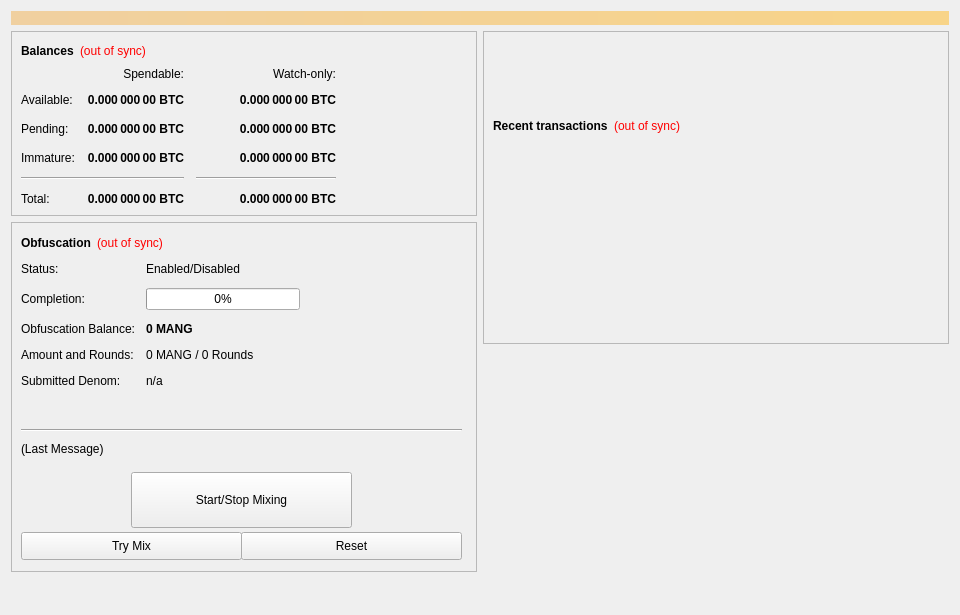
Old version of the form src/qt/forms/overviewpage.ui in the repository ZsuDev/Mangaka-Core.
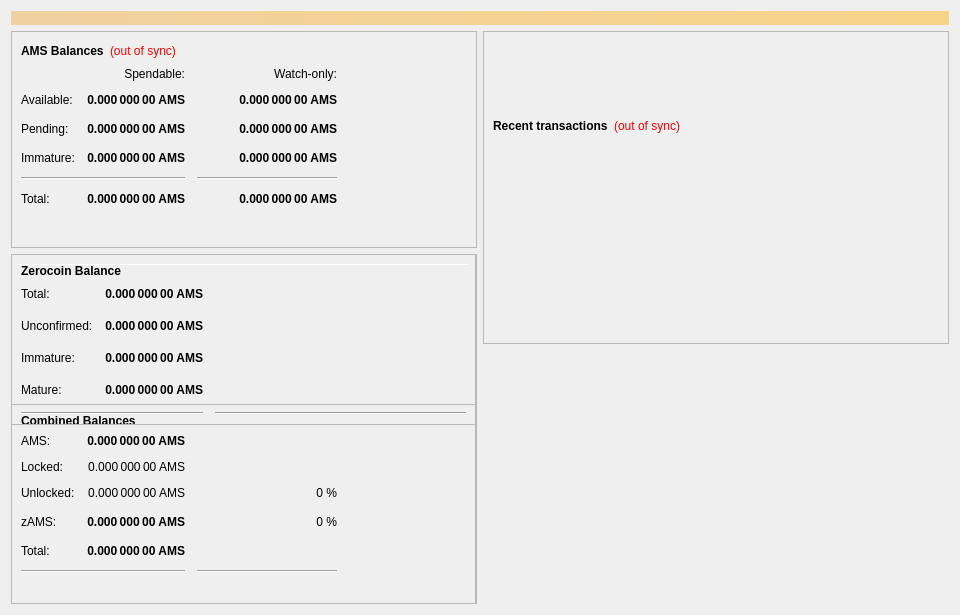
New version of the form.

Diff of the .ui file:
```diff
--- a/src/qt/forms/overviewpage.ui
+++ b/src/qt/forms/overviewpage.ui
@@ -60,7 +60,7 @@
                </font>
               </property>
               <property name="text">
-               <string>Balances</string>
+               <string>AMS Balances</string>
               </property>
              </widget>
             </item>
@@ -118,7 +118,7 @@
                <string>Unconfirmed transactions to watch-only addresses</string>
               </property>
               <property name="text">
-               <string notr="true">0.000 000 00 BTC</string>
+               <string notr="true">0.000 000 00 AMS</string>
               </property>
               <property name="alignment">
                <set>Qt::AlignRight|Qt::AlignTrailing|Qt::AlignVCenter</set>
@@ -143,7 +143,7 @@
                <string>Total of transactions that have yet to be confirmed, and do not yet count toward the spendable balance</string>
               </property>
               <property name="text">
-               <string notr="true">0.000 000 00 BTC</string>
+               <string notr="true">0.000 000 00 AMS</string>
               </property>
               <property name="alignment">
                <set>Qt::AlignRight|Qt::AlignTrailing|Qt::AlignVCenter</set>
@@ -168,7 +168,7 @@
                <string>Staked or masternode rewards in watch-only addresses that has not yet matured</string>
               </property>
               <property name="text">
-               <string notr="true">0.000 000 00 BTC</string>
+               <string notr="true">0.000 000 00 AMS</string>
               </property>
               <property name="alignment">
                <set>Qt::AlignRight|Qt::AlignTrailing|Qt::AlignVCenter</set>
@@ -226,7 +226,7 @@
                <string>Staked or masternode rewards that has not yet matured</string>
               </property>
               <property name="text">
-               <string notr="true">0.000 000 00 BTC</string>
+               <string notr="true">0.000 000 00 AMS</string>
               </property>
               <property name="alignment">
                <set>Qt::AlignRight|Qt::AlignTrailing|Qt::AlignVCenter</set>
@@ -271,7 +271,7 @@
                <string>Your current total balance</string>
               </property>
               <property name="text">
-               <string notr="true">0.000 000 00 BTC</string>
+               <string notr="true">0.000 000 00 AMS</string>
               </property>
               <property name="alignment">
                <set>Qt::AlignRight|Qt::AlignTrailing|Qt::AlignVCenter</set>
@@ -296,7 +296,7 @@
                <string>Current total balance in watch-only addresses</string>
               </property>
               <property name="text">
-               <string notr="true">0.000 000 00 BTC</string>
+               <string notr="true">0.000 000 00 AMS</string>
               </property>
               <property name="alignment">
                <set>Qt::AlignRight|Qt::AlignTrailing|Qt::AlignVCenter</set>
@@ -338,7 +338,7 @@
                <string>Your current spendable balance</string>
               </property>
               <property name="text">
-               <string notr="true">0.000 000 00 BTC</string>
+               <string notr="true">0.000 000 00 AMS</string>
               </property>
               <property name="alignment">
                <set>Qt::AlignRight|Qt::AlignTrailing|Qt::AlignVCenter</set>
@@ -363,7 +363,7 @@
                <string>Your current balance in watch-only addresses</string>
               </property>
               <property name="text">
-               <string notr="true">0.000 000 00 BTC</string>
+               <string notr="true">0.000 000 00 AMS</string>
               </property>
               <property name="alignment">
                <set>Qt::AlignRight|Qt::AlignTrailing|Qt::AlignVCenter</set>
@@ -392,6 +392,19 @@
             </item>
            </layout>
           </item>
+          <item>
+           <spacer name="verticalSpacer_4">
+            <property name="orientation">
+             <enum>Qt::Vertical</enum>
+            </property>
+            <property name="sizeHint" stdset="0">
+             <size>
+              <width>20</width>
+              <height>40</height>
+             </size>
+            </property>
+           </spacer>
+          </item>
          </layout>
         </widget>
        </item>
@@ -412,112 +425,6 @@
          <property name="frameShadow">
           <enum>QFrame::Raised</enum>
          </property>
-         <widget class="QWidget" name="formLayoutWidget">
-          <property name="geometry">
-           <rect>
-            <x>10</x>
-            <y>40</y>
-            <width>451</width>
-            <height>161</height>
-           </rect>
-          </property>
-          <layout class="QFormLayout" name="formLayout">
-           <property name="fieldGrowthPolicy">
-            <enum>QFormLayout::AllNonFixedFieldsGrow</enum>
-           </property>
-           <property name="horizontalSpacing">
-            <number>11</number>
-           </property>
-           <property name="verticalSpacing">
-            <number>12</number>
-           </property>
-           <item row="0" column="0">
-            <widget class="QLabel" name="label_6">
-             <property name="text">
-              <string>Status:</string>
-             </property>
-            </widget>
-           </item>
-           <item row="1" column="0">
-            <widget class="QLabel" name="label_7">
-             <property name="text">
-              <string>Completion:</string>
-             </property>
-            </widget>
-           </item>
-           <item row="1" column="1">
-            <widget class="QProgressBar" name="obfuscationProgress">
-             <property name="maximumSize">
-              <size>
-               <width>154</width>
-               <height>16777215</height>
-              </size>
-             </property>
-             <property name="value">
-              <number>0</number>
-             </property>
-            </widget>
-           </item>
-           <item row="2" column="0">
-            <widget class="QLabel" name="labelAnonymizedText">
-             <property name="text">
-              <string>Obfuscation Balance:</string>
-             </property>
-            </widget>
-           </item>
-           <item row="2" column="1">
-            <widget class="QLabel" name="labelAnonymized">
-             <property name="font">
-              <font>
-               <weight>75</weight>
-               <bold>true</bold>
-              </font>
-             </property>
-             <property name="text">
-              <string notr="true">0 MANG</string>
-             </property>
-            </widget>
-           </item>
-           <item row="3" column="0">
-            <widget class="QLabel" name="label_8">
-             <property name="text">
-              <string>Amount and Rounds:</string>
-             </property>
-            </widget>
-           </item>
-           <item row="3" column="1">
-            <widget class="QLabel" name="labelAmountRounds">
-             <property name="text">
-              <string>0 MANG / 0 Rounds</string>
-             </property>
-            </widget>
-           </item>
-           <item row="4" column="0">
-            <widget class="QLabel" name="label_9">
-             <property name="text">
-              <string>Submitted Denom:</string>
-             </property>
-            </widget>
-           </item>
-           <item row="4" column="1">
-            <widget class="QLabel" name="labelSubmittedDenom">
-             <property name="toolTip">
-              <string>The denominations you submitted to the Masternode.&lt;br&gt;To mix, other users must submit the exact same denominations.</string>
-             </property>
-             <property name="text">
-              <string>n/a</string>
-             </property>
-            </widget>
-           </item>
-           <item row="0" column="1">
-            <widget class="QLabel" name="obfuscationEnabled">
-             <property name="text">
-              <string>Enabled/Disabled</string>
-             </property>
-            </widget>
-           </item>
-          </layout>
-         </widget>
          <widget class="QPushButton" name="runAutoDenom">
           <property name="geometry">
            <rect>
@@ -955,179 +862,557 @@
            <bool>true</bool>
           </property>
          </widget>
-         <widget class="QPushButton" name="toggleObfuscation">
+         <widget class="Line" name="line">
           <property name="geometry">
            <rect>
-            <x>120</x>
-            <y>250</y>
-            <width>221</width>
-            <height>56</height>
-           </rect>
-          </property>
-          <property name="sizePolicy">
-           <sizepolicy hsizetype="MinimumExpanding" vsizetype="Fixed">
-            <horstretch>0</horstretch>
-            <verstretch>0</verstretch>
-           </sizepolicy>
-          </property>
-          <property name="text">
-           <string>Start/Stop Mixing</string>
-          </property>
-         </widget>
-         <widget class="Line" name="lineLastMessage">
-          <property name="geometry">
-           <rect>
-            <x>10</x>
-            <y>200</y>
-            <width>441</width>
-            <height>16</height>
+            <x>7</x>
+            <y>10</y>
+            <width>451</width>
+            <height>1</height>
            </rect>
           </property>
           <property name="orientation">
            <enum>Qt::Horizontal</enum>
           </property>
          </widget>
-         <widget class="QLabel" name="obfuscationStatus">
+         <widget class="QFrame" name="frame_3">
           <property name="geometry">
            <rect>
-            <x>10</x>
-            <y>220</y>
-            <width>451</width>
-            <height>61</height>
+            <x>0</x>
+            <y>150</y>
+            <width>465</width>
+            <height>201</height>
            </rect>
           </property>
-          <property name="minimumSize">
-           <size>
-            <width>288</width>
-            <height>43</height>
-           </size>
+          <property name="frameShape">
+           <enum>QFrame::StyledPanel</enum>
           </property>
-          <property name="text">
-           <string>(Last Message)</string>
+          <property name="frameShadow">
+           <enum>QFrame::Raised</enum>
           </property>
-          <property name="alignment">
-           <set>Qt::AlignLeading|Qt::AlignLeft|Qt::AlignTop</set>
-          </property>
-          <property name="wordWrap">
-           <bool>true</bool>
-          </property>
-         </widget>
-         <widget class="QPushButton" name="obfuscationAuto">
-          <property name="geometry">
-           <rect>
-            <x>10</x>
-            <y>310</y>
-            <width>221</width>
-            <height>28</height>
-           </rect>
-          </property>
-          <property name="sizePolicy">
-           <sizepolicy hsizetype="MinimumExpanding" vsizetype="Fixed">
-            <horstretch>0</horstretch>
-            <verstretch>0</verstretch>
-           </sizepolicy>
-          </property>
-          <property name="toolTip">
-           <string>Try to manually submit a Obfuscation request.</string>
-          </property>
-          <property name="text">
-           <string>Try Mix</string>
-          </property>
-         </widget>
-         <widget class="QPushButton" name="obfuscationReset">
-          <property name="geometry">
-           <rect>
-            <x>230</x>
-            <y>310</y>
-            <width>221</width>
-            <height>28</height>
-           </rect>
-          </property>
-          <property name="sizePolicy">
-           <sizepolicy hsizetype="MinimumExpanding" vsizetype="Fixed">
-            <horstretch>0</horstretch>
-            <verstretch>0</verstretch>
-           </sizepolicy>
-          </property>
-          <property name="toolTip">
-           <string>Reset the current status of Obfuscation (can interrupt Obfuscation if it's in the process of Mixing, which can cost you money!)</string>
-          </property>
-          <property name="autoFillBackground">
-           <bool>false</bool>
-          </property>
-          <property name="text">
-           <string>Reset</string>
-          </property>
-         </widget>
-         <widget class="QWidget" name="layoutWidget">
-          <property name="geometry">
-           <rect>
-            <x>10</x>
-            <y>10</y>
-            <width>431</width>
-            <height>22</height>
-           </rect>
-          </property>
-          <layout class="QHBoxLayout" name="horizontalLayout_5">
+          <layout class="QVBoxLayout" name="verticalLayout_5">
            <item>
-            <widget class="QLabel" name="label_2">
-             <property name="font">
-              <font>
-               <weight>75</weight>
-               <bold>true</bold>
-              </font>
-             </property>
-             <property name="text">
-              <string>Obfuscation</string>
-             </property>
-            </widget>
+            <layout class="QHBoxLayout" name="horizontalLayout_5" stretch="0">
+             <item>
+              <widget class="QLabel" name="label_5z">
+               <property name="maximumSize">
+                <size>
+                 <width>16777215</width>
+                 <height>20</height>
+                </size>
+               </property>
+               <property name="font">
+                <font>
+                 <weight>75</weight>
+                 <bold>true</bold>
+                </font>
+               </property>
+               <property name="toolTip">
+                <string>Combined Balances (including unconfirmed and immature coins)</string>
+               </property>
+               <property name="text">
+                <string>&lt;html&gt;&lt;head/&gt;&lt;body&gt;&lt;p&gt;Combined Balances&lt;/p&gt;&lt;/body&gt;&lt;/html&gt;</string>
+               </property>
+              </widget>
+             </item>
+            </layout>
            </item>
            <item>
-            <widget class="QLabel" name="labelObfuscationSyncStatus">
-             <property name="toolTip">
-              <string>The displayed information may be out of date. Your wallet automatically synchronizes with the Mangaka network after a connection is established, but this process has not completed yet.</string>
+            <layout class="QGridLayout" name="gridLayout_3">
+             <property name="spacing">
+              <number>12</number>
              </property>
-             <property name="styleSheet">
-              <string notr="true">QLabel { color: red; }</string>
-             </property>
-             <property name="text">
-              <string notr="true">(out of sync)</string>
-             </property>
-             <property name="alignment">
-              <set>Qt::AlignLeading|Qt::AlignLeft|Qt::AlignVCenter</set>
-             </property>
-            </widget>
+             <item row="7" column="0" colspan="2">
+              <widget class="Line" name="lineSpendableBalance_3">
+               <property name="orientation">
+                <enum>Qt::Horizontal</enum>
+               </property>
+              </widget>
+             </item>
+             <item row="7" column="2">
+              <widget class="Line" name="lineWatchBalance_3">
+               <property name="sizePolicy">
+                <sizepolicy hsizetype="Preferred" vsizetype="Fixed">
+                 <horstretch>0</horstretch>
+                 <verstretch>0</verstretch>
+                </sizepolicy>
+               </property>
+               <property name="minimumSize">
+                <size>
+                 <width>140</width>
+                 <height>0</height>
+                </size>
+               </property>
+               <property name="orientation">
+                <enum>Qt::Horizontal</enum>
+               </property>
+              </widget>
+             </item>
+             <item row="4" column="1">
+              <widget class="QLabel" name="labelzBalancez">
+               <property name="font">
+                <font>
+                 <weight>75</weight>
+                 <bold>true</bold>
+                </font>
+               </property>
+               <property name="cursor">
+                <cursorShape>IBeamCursor</cursorShape>
+               </property>
+               <property name="toolTip">
+                <string>Total of transactions that have yet to be confirmed, and do not yet count toward the spendable balance</string>
+               </property>
+               <property name="text">
+                <string notr="true">0.000 000 00 AMS</string>
+               </property>
+               <property name="alignment">
+                <set>Qt::AlignRight|Qt::AlignTrailing|Qt::AlignVCenter</set>
+               </property>
+               <property name="textInteractionFlags">
+                <set>Qt::LinksAccessibleByMouse|Qt::TextSelectableByKeyboard|Qt::TextSelectableByMouse</set>
+               </property>
+              </widget>
+             </item>
+             <item row="6" column="1">
+              <widget class="QLabel" name="labelTotalz">
+               <property name="font">
+                <font>
+                 <weight>75</weight>
+                 <bold>true</bold>
+                </font>
+               </property>
+               <property name="cursor">
+                <cursorShape>IBeamCursor</cursorShape>
+               </property>
+               <property name="toolTip">
+                <string>Total Balance, including unconfirmed and immature coins.</string>
+               </property>
+               <property name="text">
+                <string notr="true">0.000 000 00 AMS</string>
+               </property>
+               <property name="alignment">
+                <set>Qt::AlignRight|Qt::AlignTrailing|Qt::AlignVCenter</set>
+               </property>
+               <property name="textInteractionFlags">
+                <set>Qt::LinksAccessibleByMouse|Qt::TextSelectableByKeyboard|Qt::TextSelectableByMouse</set>
+               </property>
+              </widget>
+             </item>
+             <item row="4" column="3">
+              <spacer name="horizontalSpacer_6">
+               <property name="orientation">
+                <enum>Qt::Horizontal</enum>
+               </property>
+               <property name="sizeHint" stdset="0">
+                <size>
+                 <width>40</width>
+                 <height>20</height>
+                </size>
+               </property>
+              </spacer>
+             </item>
+             <item row="6" column="0">
+              <widget class="QLabel" name="labelTotalTextz">
+               <property name="text">
+                <string>Total:</string>
+               </property>
+              </widget>
+             </item>
+             <item row="1" column="0">
+              <widget class="QLabel" name="labelBalanceTextz">
+               <property name="text">
+                <string>AMS:</string>
+               </property>
+              </widget>
+             </item>
+             <item row="1" column="1">
+              <widget class="QLabel" name="labelBalancez">
+               <property name="font">
+                <font>
+                 <weight>75</weight>
+                 <bold>true</bold>
+                </font>
+               </property>
+               <property name="cursor">
+                <cursorShape>IBeamCursor</cursorShape>
+               </property>
+               <property name="toolTip">
+                <string>Your current spendable balance</string>
+               </property>
+               <property name="text">
+                <string notr="true">0.000 000 00 AMS</string>
+               </property>
+               <property name="alignment">
+                <set>Qt::AlignRight|Qt::AlignTrailing|Qt::AlignVCenter</set>
+               </property>
+               <property name="textInteractionFlags">
+                <set>Qt::LinksAccessibleByMouse|Qt::TextSelectableByKeyboard|Qt::TextSelectableByMouse</set>
+               </property>
+              </widget>
+             </item>
+             <item row="4" column="0">
+              <widget class="QLabel" name="labelzBalanceTextz">
+               <property name="toolTip">
+                <string/>
+               </property>
+               <property name="text">
+                <string>zAMS:</string>
+               </property>
+              </widget>
+             </item>
+             <item row="4" column="2">
+              <widget class="QLabel" name="labelzAMSPercent">
+               <property name="toolTip">
+                <string>Current percentage of zAMS.
+If AutoMint is enabled this percentage will settle around the configured AutoMint percentage (default = 10%)</string>
+               </property>
+               <property name="text">
+                <string>0 %</string>
+               </property>
+               <property name="alignment">
+                <set>Qt::AlignRight|Qt::AlignTrailing|Qt::AlignVCenter</set>
+               </property>
+              </widget>
+             </item>
+             <item row="6" column="2">
+              <widget class="QLabel" name="label100Percent">
+               <property name="text">
+                <string/>
+               </property>
+               <property name="alignment">
+                <set>Qt::AlignRight|Qt::AlignTrailing|Qt::AlignVCenter</set>
+               </property>
+              </widget>
+             </item>
+             <item row="2" column="1">
+              <widget class="QLabel" name="labelLockedBalance">
+               <property name="toolTip">
+                <string>Locked AMS or Masternode collaterals. These are excluded from zAMS minting.</string>
+               </property>
+               <property name="text">
+                <string>0.000 000 00 AMS</string>
+               </property>
+               <property name="alignment">
+                <set>Qt::AlignRight|Qt::AlignTrailing|Qt::AlignVCenter</set>
+               </property>
+              </widget>
+             </item>
+             <item row="2" column="0">
+              <widget class="QLabel" name="labelLockedBalanceText">
+               <property name="toolTip">
+                <string>Locked AMS or Masternode collaterals. These are excluded from zAMS minting.</string>
+               </property>
+               <property name="text">
+                <string>Locked:</string>
+               </property>
+              </widget>
+             </item>
+             <item row="3" column="0">
+              <widget class="QLabel" name="labelUnLockedBalanceText">
+               <property name="toolTip">
+                <string>Unlocked AMSs. These can be used for zAMS minting.</string>
+               </property>
+               <property name="text">
+                <string>Unlocked:</string>
+               </property>
+              </widget>
+             </item>
+             <item row="3" column="1">
+              <widget class="QLabel" name="labelUnLockedBalance">
+               <property name="toolTip">
+                <string>Unlocked AMSs. These can be used for zAMS minting.</string>
+               </property>
+               <property name="text">
+                <string>0.000 000 00 AMS</string>
+               </property>
+               <property name="alignment">
+                <set>Qt::AlignRight|Qt::AlignTrailing|Qt::AlignVCenter</set>
+               </property>
+              </widget>
+             </item>
+             <item row="3" column="2">
+              <widget class="QLabel" name="labelAMSPercent">
+               <property name="text">
+                <string>0 %</string>
+               </property>
+               <property name="alignment">
+                <set>Qt::AlignRight|Qt::AlignTrailing|Qt::AlignVCenter</set>
+               </property>
+              </widget>
+             </item>
+            </layout>
            </item>
            <item>
-            <spacer name="horizontalSpacer_4">
+            <spacer name="verticalSpacer">
              <property name="orientation">
-              <enum>Qt::Horizontal</enum>
+              <enum>Qt::Vertical</enum>
              </property>
              <property name="sizeHint" stdset="0">
               <size>
-               <width>40</width>
-               <height>20</height>
+               <width>20</width>
+               <height>40</height>
               </size>
              </property>
             </spacer>
            </item>
           </layout>
          </widget>
+         <widget class="QFrame" name="frame_4">
+          <property name="geometry">
+           <rect>
+            <x>0</x>
+            <y>0</y>
+            <width>465</width>
+            <height>171</height>
+           </rect>
+          </property>
+          <property name="frameShape">
+           <enum>QFrame::StyledPanel</enum>
+          </property>
+          <property name="frameShadow">
+           <enum>QFrame::Raised</enum>
+          </property>
+          <layout class="QVBoxLayout" name="verticalLayout_7">
+           <item>
+            <layout class="QHBoxLayout" name="horizontalLayout_8" stretch="0">
+             <item>
+              <widget class="QLabel" name="label_5z_3">
+               <property name="maximumSize">
+                <size>
+                 <width>16777215</width>
+                 <height>20</height>
+                </size>
+               </property>
+               <property name="font">
+                <font>
+                 <weight>75</weight>
+                 <bold>true</bold>
+                </font>
+               </property>
+               <property name="text">
+                <string>Zerocoin Balance</string>
+               </property>
+              </widget>
+             </item>
+            </layout>
+           </item>
+           <item>
+            <layout class="QGridLayout" name="gridLayout_5">
+             <property name="spacing">
+              <number>12</number>
+             </property>
+             <item row="4" column="0">
+              <widget class="QLabel" name="labelzBalanceMatureText">
+               <property name="toolTip">
+                <string>Mature: more than 20 confirmation and more than 3 mints of the same denomination after it was minted.
+These zAMS are spendable.</string>
+               </property>
+               <property name="text">
+                <string>Mature:</string>
+               </property>
+              </widget>
+             </item>
+             <item row="5" column="0" colspan="2">
+              <widget class="Line" name="lineSpendableBalance_5">
+               <property name="orientation">
+                <enum>Qt::Horizontal</enum>
+               </property>
+              </widget>
+             </item>
+             <item row="1" column="1">
+              <widget class="QLabel" name="labelzBalance">
+               <property name="font">
+                <font>
+                 <weight>75</weight>
+                 <bold>true</bold>
+                </font>
+               </property>
+               <property name="cursor">
+                <cursorShape>IBeamCursor</cursorShape>
+               </property>
+               <property name="toolTip">
+                <string>All available zAMS, unconfirmed and immature zAMS included.</string>
+               </property>
+               <property name="text">
+                <string notr="true">0.000 000 00 AMS</string>
+               </property>
+               <property name="alignment">
+                <set>Qt::AlignRight|Qt::AlignTrailing|Qt::AlignVCenter</set>
+               </property>
+               <property name="textInteractionFlags">
+                <set>Qt::LinksAccessibleByMouse|Qt::TextSelectableByKeyboard|Qt::TextSelectableByMouse</set>
+               </property>
+              </widget>
+             </item>
+             <item row="5" column="2">
+              <widget class="Line" name="lineWatchBalance_5">
+               <property name="sizePolicy">
+                <sizepolicy hsizetype="Preferred" vsizetype="Fixed">
+                 <horstretch>0</horstretch>
+                 <verstretch>0</verstretch>
+                </sizepolicy>
+               </property>
+               <property name="minimumSize">
+                <size>
+                 <width>140</width>
+                 <height>0</height>
+                </size>
+               </property>
+               <property name="orientation">
+                <enum>Qt::Horizontal</enum>
+               </property>
+              </widget>
+             </item>
+             <item row="1" column="0">
+              <widget class="QLabel" name="labelzBalanceText">
+               <property name="toolTip">
+                <string>All available zAMS, unconfirmed and immature zAMS included.</string>
+               </property>
+               <property name="text">
+                <string>Total:</string>
+               </property>
+              </widget>
+             </item>
+             <item row="1" column="2">
+              <spacer name="horizontalSpacer_8">
+               <property name="orientation">
+                <enum>Qt::Horizontal</enum>
+               </property>
+               <property name="sizeHint" stdset="0">
+                <size>
+                 <width>40</width>
+                 <height>20</height>
+                </size>
+               </property>
+              </spacer>
+             </item>
+             <item row="4" column="2">
+              <spacer name="horizontalSpacer_4">
+               <property name="orientation">
+                <enum>Qt::Horizontal</enum>
+               </property>
+               <property name="sizeHint" stdset="0">
+                <size>
+                 <width>40</width>
+                 <height>20</height>
+                </size>
+               </property>
+              </spacer>
+             </item>
+             <item row="4" column="1">
+              <widget class="QLabel" name="labelzBalanceMature">
+               <property name="font">
+                <font>
+                 <weight>75</weight>
+                 <bold>true</bold>
+                </font>
+               </property>
+               <property name="toolTip">
+                <string>Mature: more than 20 confirmation and more than 3 mints of the same denomination after it was minted.
+These zAMS are spendable.</string>
+               </property>
+               <property name="text">
+                <string>0.000 000 00 AMS</string>
+               </property>
+               <property name="alignment">
+                <set>Qt::AlignRight|Qt::AlignTrailing|Qt::AlignVCenter</set>
+               </property>
+              </widget>
+             </item>
+             <item row="2" column="0">
+              <widget class="QLabel" name="labelzBalanceUnconfirmedText">
+               <property name="toolTip">
+                <string>Unconfirmed: less than 20 confirmations
+Immature: confirmed, but less than 3 mints of the same denomination after it was minted</string>
+               </property>
+               <property name="text">
+                <string>Unconfirmed:</string>
+               </property>
+              </widget>
+             </item>
+             <item row="2" column="1">
+              <widget class="QLabel" name="labelzBalanceUnconfirmed">
+               <property name="font">
+                <font>
+                 <weight>75</weight>
+                 <bold>true</bold>
+                </font>
+               </property>
+               <property name="toolTip">
+                <string>Unconfirmed: less than 20 confirmations
+Immature: confirmed, but less than 3 mints of the same denomination after it was minted</string>
+               </property>
+               <property name="text">
+                <string>0.000 000 00 AMS</string>
+               </property>
+               <property name="alignment">
+                <set>Qt::AlignRight|Qt::AlignTrailing|Qt::AlignVCenter</set>
+               </property>
+              </widget>
+             </item>
+             <item row="2" column="2">
+              <spacer name="horizontalSpacer_5">
+               <property name="orientation">
+                <enum>Qt::Horizontal</enum>
+               </property>
+               <property name="sizeHint" stdset="0">
+                <size>
+                 <width>40</width>
+                 <height>20</height>
+                </size>
+               </property>
+              </spacer>
+             </item>
+             <item row="3" column="0">
+              <widget class="QLabel" name="labelzBalanceImmatureText">
+               <property name="toolTip">
+                <string>Unconfirmed: less than 20 confirmations
+Immature: confirmed, but less than 3 mints of the same denomination after it was minted</string>
+               </property>
+               <property name="text">
+                <string>Immature:</string>
+               </property>
+              </widget>
+             </item>
+             <item row="3" column="1">
+              <widget class="QLabel" name="labelzBalanceImmature">
+               <property name="font">
+                <font>
+                 <weight>75</weight>
+                 <bold>true</bold>
+                </font>
+               </property>
+               <property name="toolTip">
+                <string>Unconfirmed: less than 20 confirmations
+Immature: confirmed, but less than 3 mints of the same denomination after it was minted</string>
+               </property>
+               <property name="text">
+                <string>0.000 000 00 AMS</string>
+               </property>
+               <property name="alignment">
+                <set>Qt::AlignRight|Qt::AlignTrailing|Qt::AlignVCenter</set>
+               </property>
+              </widget>
+             </item>
+             <item row="3" column="2">
+              <spacer name="horizontalSpacer_7">
+               <property name="orientation">
+                <enum>Qt::Horizontal</enum>
+               </property>
+               <property name="sizeHint" stdset="0">
+                <size>
+                 <width>40</width>
+                 <height>20</height>
+                </size>
+               </property>
+              </spacer>
+             </item>
+            </layout>
+           </item>
+          </layout>
+         </widget>
         </widget>
        </item>
-       <item>
-        <spacer name="verticalSpacer">
-         <property name="orientation">
-          <enum>Qt::Vertical</enum>
-         </property>
-         <property name="sizeHint" stdset="0">
-          <size>
-           <width>20</width>
-           <height>40</height>
-          </size>
-         </property>
-        </spacer>
-       </item>
       </layout>
      </item>
      <item>
```
